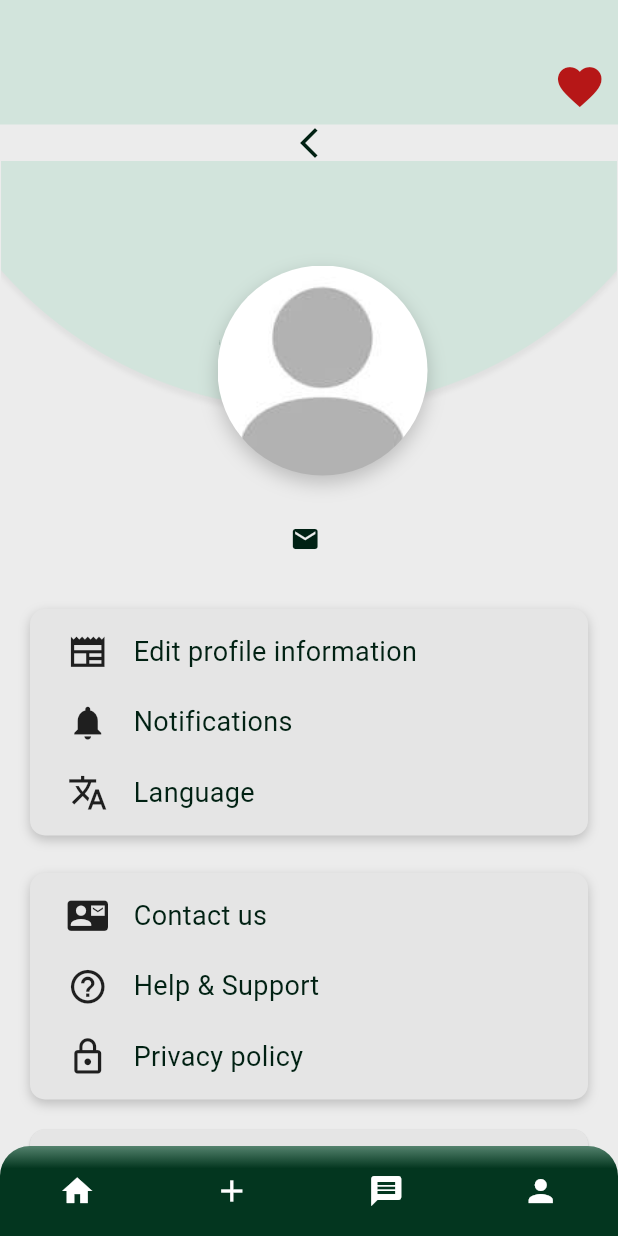
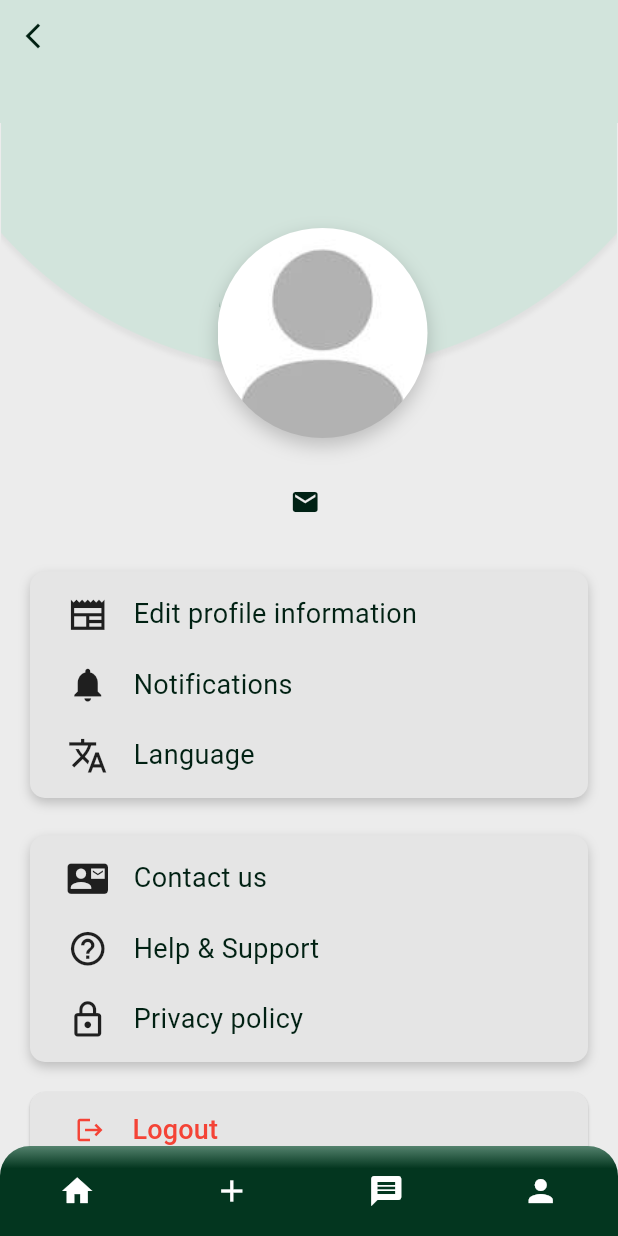
Before and after one commit to asri-allaham/Mol-new, a Flutter app: the ProfileInformation screen opened directly, on a phone screen of 412 x 824 dp. Run offline on Flutter 3.47's test engine with Material 3 defaults, Android fonts, the phone set to English and light mode, and no system bars; our stand-ins replace carousel_slider, cloud_firestore, connectivity_plus, easy_localization, firebase_auth, firebase_core and 11 more; missing offline and left inert: star_menu; accounts and stored records are empty; network calls fail.

```diff
--- a/lib/Dartpages/UserData/Settings.dart
+++ b/lib/Dartpages/UserData/Settings.dart
@@ -56,7 +56,6 @@ class _ProfileInformationState extends State<ProfileInformation> {
   Widget build(BuildContext context) {
     final user = FirebaseAuth.instance.currentUser;
     final appLang = Provider.of<AppLanguageProvider>(context);
-
     return Scaffold(
       appBar: AppBar(
         toolbarHeight: 2,
@@ -68,39 +67,34 @@ class _ProfileInformationState extends State<ProfileInformation> {
           ? const Center(child: CircularProgressIndicator())
           : ListView(
               children: [
+                Container(
+                  color: Color(0xffD2E4DC),
+                  height: 50,
+                  child: Stack(
+                    children: [
+                      Positioned(
+                        top: 12,
+                        left: 12,
+                        child: InkWell(
+                          onTap: () => Navigator.pop(context),
+                          child: const Icon(
+                            Icons.arrow_back_ios_new,
+                            color: Color(0xff012113),
+                            size: 20,
+                          ),
+                        ),
+                      ),
+                    ],
+                  ),
+                ),
+                // Rest of your original code remains unchanged
                 Container(height: 30, color: Color(0xffD2E4DC)),
                 Container(
                   color: const Color(0xffD2E4DC),
                   child: Row(children: [
                     SizedBox(width: 18),
                     Spacer(),
-                    SizedBox(width: 17),
-                    Row(
-                      mainAxisAlignment: MainAxisAlignment.spaceBetween,
-                      children: [
-                        IconButton(
-                          onPressed: () {
-                            Navigator.of(context).push(MaterialPageRoute(
-                                builder: (context) => Favorites()));
-                          },
-                          icon: Icon(Icons.favorite,
-                              size: 35,
-                              color: Color.fromARGB(255, 182, 23, 23)),
-                        ),
-                      ],
-                    ),
                   ]),
-                ),
-                Positioned(
-                  top: 0,
-                  left: 0,
-                  child: InkWell(
-                    onTap: () => Navigator.pop(context),
-                    child: const Icon(
-                      Icons.arrow_back_ios_new,
-                      color: Color(0xff012113),
-                    ),
-                  ),
                 ),
                 Center(
                   child: Stack(
```
Also changed, not shown: lib/Dartpages/Communicate with investor/business owners/messages_page.dart (+19 -3 lines), lib/Dartpages/HomePage/Home_page.dart (+15 -0 lines), lib/Dartpages/UserData/profile_information.dart (+15 -0 lines).
